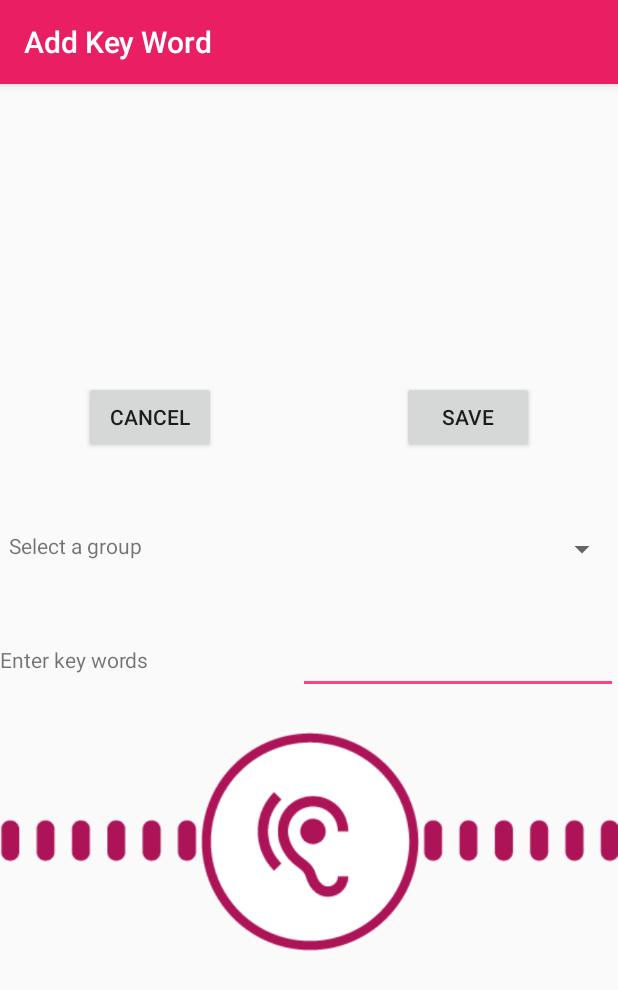
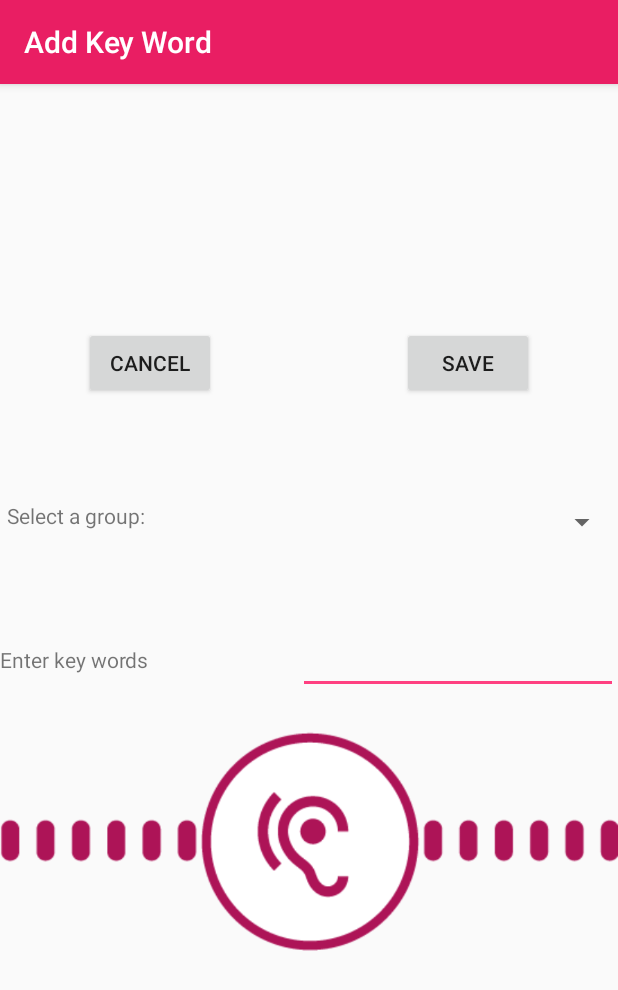
Before and after one commit to SNAP-SAPIENT/ThirdEar, an Android app: the AddKeyWordActivity screen opened directly, with no data from a screen before it, on a phone screen of 412 x 824 dp. Shown: the top 990 px of the screen. Run offline under Robolectric (Android 15) with nearby library versions, the phone set to English and light mode, and no system bars.

Commit message:
dropdown label

```diff
--- a/Android/ThirdEar/app/src/main/res/layout/add_keyword_activity.xml
+++ b/Android/ThirdEar/app/src/main/res/layout/add_keyword_activity.xml
@@ -6,17 +6,17 @@
 
     <TextView
         android:layout_width="100dp"
-        android:layout_height="20dp"
-        android:text="@string/keywords_select_group"
+        android:layout_height="60dp"
         android:id="@+id/textView"
         android:textAlignment="center"
         android:elegantTextHeight="false"
         android:layout_alignParentStart="false"
-        android:layout_alignTop="@+id/groups_dropdown" />
+        android:layout_alignTop="@+id/groups_dropdown"
+        android:text="@string/keywords_select_group" />
 
     <Spinner
         android:layout_width="200dp"
-        android:layout_height="wrap_content"
+        android:layout_height="60dp"
         android:id="@+id/groups_dropdown"
         android:layout_marginBottom="39dp"
         android:layout_above="@+id/trigger_text"
--- a/Android/ThirdEar/app/src/main/res/values/strings.xml
+++ b/Android/ThirdEar/app/src/main/res/values/strings.xml
@@ -21,7 +21,7 @@
     <string name="add_key_words">Add Key Word</string>
     <string name="cancel">Cancel</string>
     <string name="add_keyword">Save</string>
-    <string name="keywords_select_group">Select a group</string>
+    <string name="keywords_select_group">\nSelect a group: </string>
     <string name="enter_key_words">Enter key words</string>
     <string name="add_keyword_group_empty_error">Cannot add keyword as group is empty</string>
     <string name="add_keyword_empty_text_error">please enter key word</string>
```
